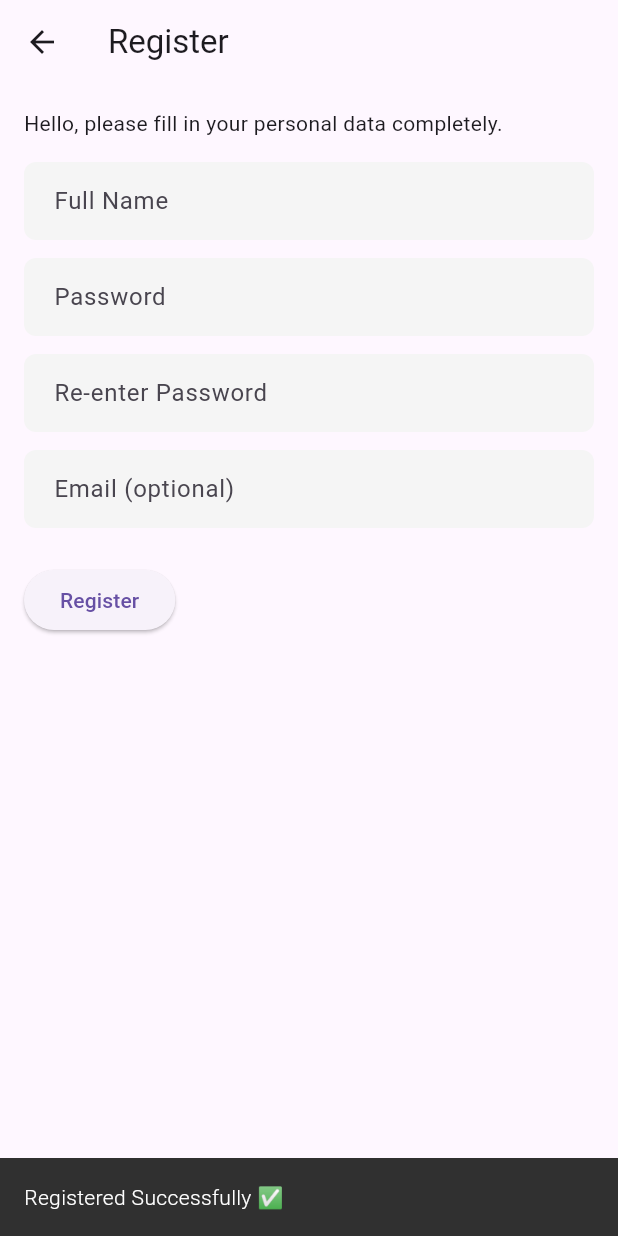
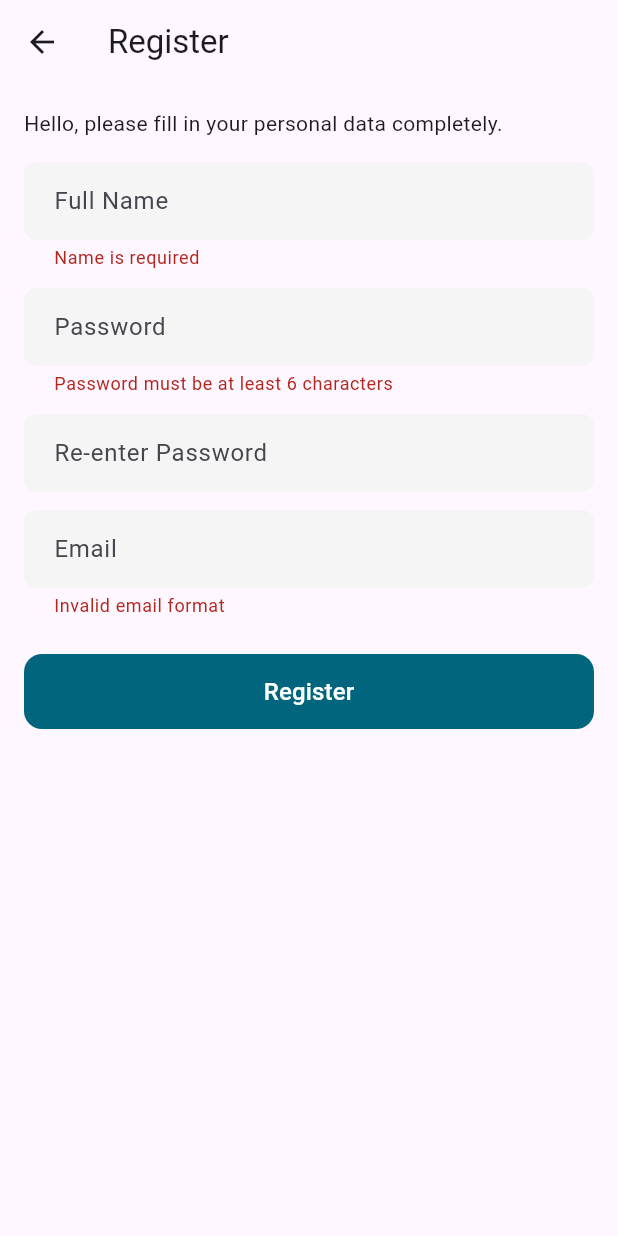
Before and after one commit to z-z97/oz_cafe, a Flutter app: the RegisterView screen opened by its route, after a tap on "Register", on a phone screen of 412 x 824 dp. Run offline on Flutter 3.47's test engine with Material 3 defaults, Android fonts, the phone set to English and light mode, and no system bars; our stand-ins replace google_sign_in, shared_preferences, stacked, stacked_services, stacked_shared; missing offline and left inert: flutter_facebook_auth; accounts and stored records are empty.

Commit message:
login , if he log go home direct

```diff
--- a/lib/app/app.locator.dart
+++ b/lib/app/app.locator.dart
@@ -6,6 +6,7 @@
 
 // ignore_for_file: public_member_api_docs, implementation_imports, depend_on_referenced_packages
 
+import 'package:oz_cofe/services/DummyUserService.dart';
 import 'package:stacked_services/src/navigation/navigation_service.dart';
 import 'package:stacked_services/src/snackbar/snackbar_service.dart';
 import 'package:stacked_shared/stacked_shared.dart';
@@ -26,4 +27,6 @@ Future<void> setupLocator({
   locator.registerLazySingleton(() => NavigationService());
   locator.registerLazySingleton(() => ApiService());
   locator.registerLazySingleton(() => SnackbarService());
+  locator.registerLazySingleton(() => DummyUserService());
+
 }
--- a/lib/model/users.dart
+++ b/lib/model/users.dart
@@ -1,11 +1,11 @@
-class User {
+class UserModel {
   final String name;
   final String email;
   final String password;
   final String tier;
   final int points;
 
-  User({
+  UserModel({
     required this.name,
     required this.email,
     required this.password,
@@ -13,8 +13,8 @@ class User {
     required this.points,
   });
 
-  factory User.fromJson(Map<String, dynamic> json) {
-    return User(
+  factory UserModel.fromJson(Map<String, dynamic> json) {
+    return UserModel(
       name: json['name'],
       email: json['email'],
       password: json['password'],
--- /dev/null
+++ b/lib/services/DummyUserService.dart
@@ -0,0 +1,70 @@
+import 'package:shared_preferences/shared_preferences.dart';
+import 'package:oz_cofe/model/users.dart';
+
+class DummyUserService {
+  UserModel? _loggedInUser;
+
+  Future<void> init() async {
+    final prefs = await SharedPreferences.getInstance();
+    final name = prefs.getString('user_name');
+    final email = prefs.getString('user_email');
+    final password = prefs.getString('user_password');
+    final tier = prefs.getString('user_tier');
+    final points = prefs.getInt('user_points');
+
+    if (email != null && password != null) {
+      _loggedInUser = UserModel(
+        name: name ?? '',
+        email: email,
+        password: password,
+        tier: tier ?? 'Gold',
+        points: points ?? 0,
+      );
+    }
+  }
+
+  Future<UserModel?> login(String email, String password) async {
+    // شرط وهمي
+    if (email == "test@oz.com" && password == "123456") {
+      final user = UserModel(
+        name: "Test User",
+        email: email,
+        password: password,
+        tier: "Gold",
+        points: 100,
+      );
+      _loggedInUser = user;
+      await _saveUserToPrefs(user);
+      return user;
+    }
+    return null;
+  }
+
+  Future<void> registerUser(UserModel user) async {
+    _loggedInUser = user;
+    await _saveUserToPrefs(user);
+  }
+
+  bool isLoggedIn() => _loggedInUser != null;
+
+  UserModel? get currentUser => _loggedInUser;
+
+  Future<void> logout() async {
+    _loggedInUser = null;
+    final prefs = await SharedPreferences.getInstance();
+    await prefs.clear();
+  }
+
+  bool isEmailTaken(String email) {
+    return false;
+  }
+
+  Future<void> _saveUserToPrefs(UserModel user) async {
+    final prefs = await SharedPreferences.getInstance();
+    await prefs.setString('user_name', user.name);
+    await prefs.setString('user_email', user.email);
+    await prefs.setString('user_password', user.password);
+    await prefs.setString('user_tier', user.tier);
+    await prefs.setInt('user_points', user.points);
+  }
+}
--- a/lib/ui/custom/CustomTextField.dart
+++ b/lib/ui/custom/CustomTextField.dart
@@ -6,6 +6,7 @@ class CustomTextField extends StatelessWidget {
   final bool obscureText;
   final Widget? prefixIcon;
   final TextInputType? keyboardType;
+  final String? errorText;
 
   const CustomTextField({
     super.key,
@@ -13,7 +14,7 @@ class CustomTextField extends StatelessWidget {
     required this.controller,
     this.obscureText = false,
     this.prefixIcon,
-    this.keyboardType,
+    this.keyboardType, this.errorText,
   });
 
   @override
@@ -23,6 +24,7 @@ class CustomTextField extends StatelessWidget {
       obscureText: obscureText,
       keyboardType: keyboardType,
       decoration: InputDecoration(
+        errorText: errorText,
         hintText: hintText,
         filled: true,
         fillColor: const Color(0xFFF5F5F5),
--- a/lib/ui/custom/custom_button.dart
+++ b/lib/ui/custom/custom_button.dart
@@ -49,11 +49,14 @@ class CustomButton extends StatelessWidget {
               leading,
               const SizedBox(width: 12),
             ],
-            Text(
-              text,
-              style: TextStyle(
-                color: textColor,
-                fontSize: 16,
+            Center(
+              child: Text(
+                text,
+                style: TextStyle(
+
+                  color: textColor,
+                  fontSize: 16,
+                ),
               ),
             ),
           ],
--- a/lib/ui/views/loginWithEmail/loginWithEmail_viewmodel.dart
+++ b/lib/ui/views/loginWithEmail/loginWithEmail_viewmodel.dart
@@ -1,27 +1,63 @@
 import 'package:flutter/material.dart';
 import 'package:oz_cofe/app/app.locator.dart';
+import 'package:oz_cofe/app/app.router.dart';
+import 'package:oz_cofe/services/DummyUserService.dart';
 import 'package:stacked/stacked.dart';
 import 'package:stacked_services/stacked_services.dart';
 
-
-
 class LoginWithEmailViewModel extends BaseViewModel {
+  final _snackbarService = locator<SnackbarService>();
   final _navigationService = locator<NavigationService>();
-  final _snackbarService = locator<SnackbarService>();
+  final _userService = locator<DummyUserService>();
 
   final emailController = TextEditingController();
   final passwordController = TextEditingController();
 
-  void login() {
-    // Dummy login check
-    if (emailController.text == "test" && passwordController.text == "123") {
-      _snackbarService.showSnackbar(message: "Logged in successfully ✅");
+  String? emailError;
+  String? passwordError;
+
+  Future<void> loginWithEmail() async {
+    clearErrors();
+
+    final email = emailController.text.trim();
+    final password = passwordController.text;
+
+    bool hasError = false;
+
+    if (email.isEmpty) {
+      emailError = "Email is required";
+      hasError = true;
+    } else if (!RegExp(r'^[\w-\.]+@([\w-]+\.)+[\w-]{2,4}$').hasMatch(email)) {
+      emailError = "Invalid email format";
+      hasError = true;
+    }
+
+    if (password.isEmpty) {
+      passwordError = "Password is required";
+      hasError = true;
+    }
+
+    if (hasError) {
+      notifyListeners();
+      return;
+    }
+final user = await _userService.login(email, password);
+
+    if (user != null) {
+      _snackbarService.showSnackbar(message: "Welcome, ${user.name} 👋");
+      // navigate to home or dashboard if needed
     } else {
-      _snackbarService.showSnackbar(message: "Invalid credentials ❌");
+      passwordError = "Invalid credentials ❌";
+      notifyListeners();
     }
   }
 
-  void goToRegister() {
-   // _navigationService.navigateToRegisterView();
+  void clearErrors() {
+    emailError = null;
+    passwordError = null;
+  }
+
+  void navigateToRegister() {
+    _navigationService.navigateToRegisterView();
   }
 }
--- a/lib/ui/views/register/register_view.dart
+++ b/lib/ui/views/register/register_view.dart
@@ -1,5 +1,6 @@
 import 'package:flutter/material.dart';
 import 'package:oz_cofe/ui/custom/CustomTextField.dart';
+import 'package:oz_cofe/ui/custom/custom_button.dart';
 import 'package:stacked/stacked.dart';
 
 import 'register_viewmodel.dart';
@@ -10,8 +11,10 @@ class RegisterView extends StackedView<RegisterViewModel> {
   @override
   Widget builder(context, viewModel, child) {
     return Scaffold(
+      resizeToAvoidBottomInset: true,
       appBar: AppBar(title: const Text("Register"), leading: const BackButton()),
-      body: Padding(
+      body: SingleChildScrollView(
+        child: Padding(
           padding: const EdgeInsets.all(16),
           child: Column(
             crossAxisAlignment: CrossAxisAlignment.start,
@@ -21,30 +24,38 @@ class RegisterView extends StackedView<RegisterViewModel> {
               CustomTextField(
                 hintText: 'Full Name',
                 controller: viewModel.nameController,
+                errorText: viewModel.nameError,
               ),
               const SizedBox(height: 12),
               CustomTextField(
                 hintText: 'Password',
                 controller: viewModel.passwordController,
                 obscureText: true,
+                errorText: viewModel.passwordError,
               ),
               const SizedBox(height: 12),
               CustomTextField(
                 hintText: 'Re-enter Password',
                 controller: viewModel.confirmPasswordController,
                 obscureText: true,
+                errorText: viewModel.confirmPasswordError,
               ),
               const SizedBox(height: 12),
               CustomTextField(
-              hintText: 'Email (optional)',
+                hintText: 'Email',
                 controller: viewModel.emailController,
+                errorText: viewModel.emailError,
               ),
               const SizedBox(height: 24),
-            ElevatedButton(
+              CustomButton(
+                text: 'Register',
+                centerText: true,
+                backgroundColor: const Color(0xFF00657D),
+                textColor: Colors.white,
                 onPressed: viewModel.register,
-              child: const Text("Register"),
               ),
             ],
+          ),
         ),
       ),
     );
--- a/lib/ui/views/register/register_viewmodel.dart
+++ b/lib/ui/views/register/register_viewmodel.dart
@@ -1,23 +1,84 @@
 import 'package:flutter/material.dart';
 import 'package:oz_cofe/app/app.locator.dart';
+import 'package:oz_cofe/app/app.router.dart';
+import 'package:oz_cofe/model/users.dart';
+import 'package:oz_cofe/services/DummyUserService.dart';
 import 'package:stacked/stacked.dart';
 import 'package:stacked_services/stacked_services.dart';
 
-
 class RegisterViewModel extends BaseViewModel {
   final _snackbarService = locator<SnackbarService>();
+  final _navigationService = locator<NavigationService>();
+  final _userService = locator<DummyUserService>();
 
   final nameController = TextEditingController();
+  final emailController = TextEditingController();
   final passwordController = TextEditingController();
   final confirmPasswordController = TextEditingController();
-  final emailController = TextEditingController();
+
+  String? nameError;
+  String? emailError;
+  String? passwordError;
+  String? confirmPasswordError;
 
   void register() {
-    if (passwordController.text != confirmPasswordController.text) {
-      _snackbarService.showSnackbar(message: "Passwords do not match ❌");
+    clearErrors();
+
+    final name = nameController.text.trim();
+    final email = emailController.text.trim();
+    final password = passwordController.text;
+    final confirmPassword = confirmPasswordController.text;
+
+    bool hasError = false;
+
+    if (name.isEmpty) {
+      nameError = "Name is required";
+      hasError = true;
+    }
+
+    if (email.isNotEmpty || !RegExp(r'^[\w-\.]+@([\w-]+\.)+[\w-]{2,4}$').hasMatch(email)) {
+      emailError = "Invalid email format";
+      hasError = true;
+    }
+
+    if (password.length < 6) {
+      passwordError = "Password must be at least 6 characters";
+      hasError = true;
+    }
+
+    if (password != confirmPassword) {
+      confirmPasswordError = "Passwords do not match";
+      hasError = true;
+    }
+
+    if (_userService.isEmailTaken(email)) {
+      emailError = "Email already registered";
+      hasError = true;
+    }
+
+    if (hasError) {
+      notifyListeners();
       return;
     }
 
-    _snackbarService.showSnackbar(message: "Registered Successfully ✅");
+    _userService.registerUser(
+      UserModel(
+        name: name,
+        email: email,
+        password: password,
+        tier: 'Gold',
+        points: 100,
+      ),
+    );
+
+    _navigationService.navigateToLoginWithEmailView();
+    _snackbarService.showSnackbar(message: "Registration successful 🎉");
+  }
+
+  void clearErrors() {
+    nameError = null;
+    emailError = null;
+    passwordError = null;
+    confirmPasswordError = null;
   }
 }
--- a/pubspec.yaml
+++ b/pubspec.yaml
@@ -34,6 +34,7 @@ dependencies:
   stacked_services: ^1.1.0
   http: ^1.1.0
   google_sign_in: ^6.1.4
+  shared_preferences: ^2.2.2
 
 
   # The following adds the Cupertino Icons font to your application.
```
Also changed, not shown: lib/ui/views/login/login_viewmodel.dart (+12 -24 lines), lib/ui/views/loginWithEmail/loginWithEmail_view.dart (+17 -8 lines), lib/ui/views/splash/splash_viewmodel.dart (+13 -5 lines), pubspec.lock, 1 other file. Lines whose indentation alone changed are shown as unchanged.
